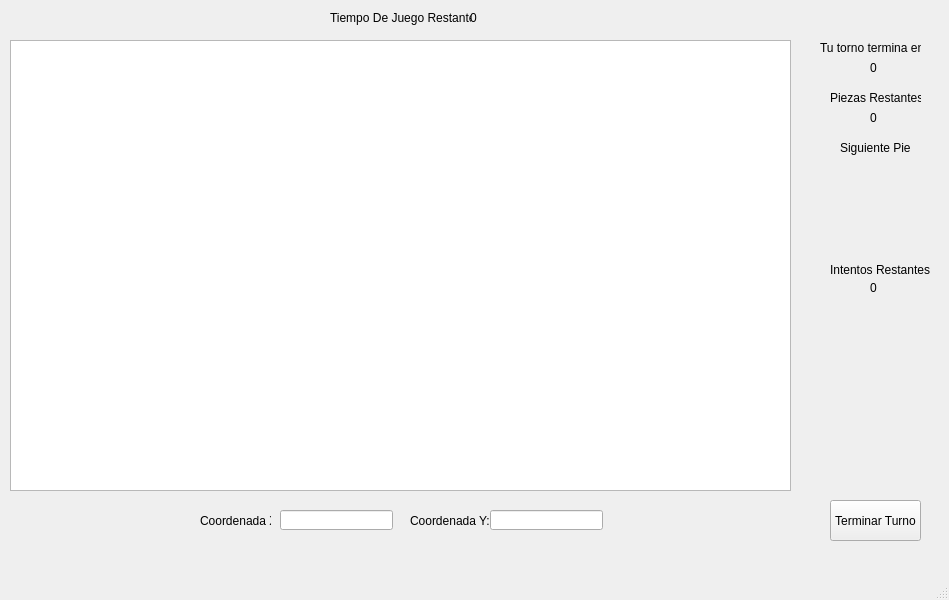
Before: the Qt Designer form GameView.ui in CamiloSincal/IPC2_Proyecto1_202000605, drawn with Qt 5.
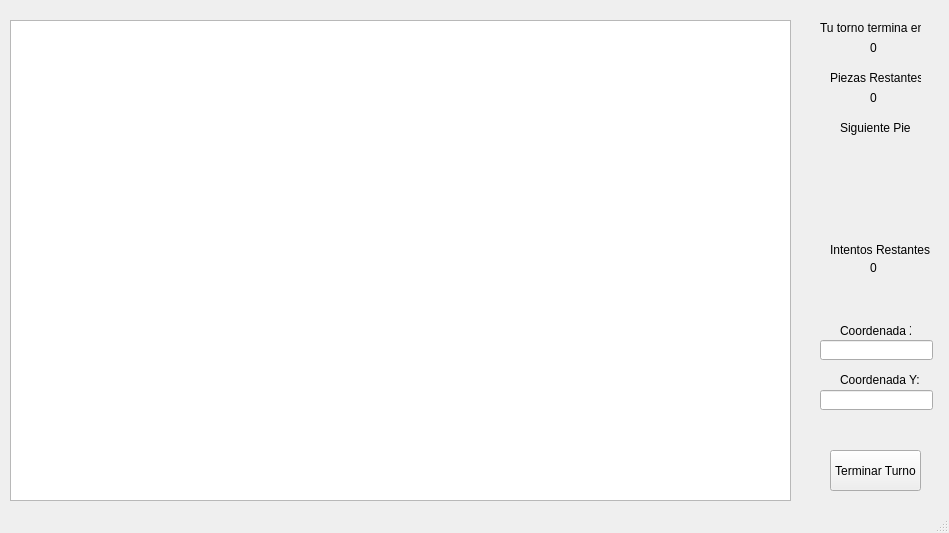
After: the same form once the commit is applied.

```diff
--- a/GameView.ui
+++ b/GameView.ui
@@ -7,7 +7,7 @@
     <x>0</x>
     <y>0</y>
     <width>949</width>
-    <height>600</height>
+    <height>533</height>
    </rect>
   </property>
   <property name="baseSize">
@@ -24,9 +24,9 @@
     <property name="geometry">
      <rect>
       <x>10</x>
-      <y>40</y>
+      <y>20</y>
       <width>781</width>
-      <height>451</height>
+      <height>481</height>
      </rect>
     </property>
     <property name="rowCount">
@@ -63,8 +63,8 @@
    <widget class="QLabel" name="label">
     <property name="geometry">
      <rect>
-      <x>200</x>
-      <y>510</y>
+      <x>840</x>
+      <y>320</y>
       <width>71</width>
       <height>21</height>
      </rect>
@@ -76,8 +76,8 @@
    <widget class="QLabel" name="label_2">
     <property name="geometry">
      <rect>
-      <x>410</x>
-      <y>511</y>
+      <x>840</x>
+      <y>370</y>
       <width>81</width>
       <height>20</height>
      </rect>
@@ -89,8 +89,8 @@
    <widget class="QLineEdit" name="Coordenada_X">
     <property name="geometry">
      <rect>
-      <x>280</x>
-      <y>510</y>
+      <x>820</x>
+      <y>340</y>
       <width>113</width>
       <height>20</height>
      </rect>
@@ -99,44 +99,18 @@
    <widget class="QLineEdit" name="Coordenada_Y">
     <property name="geometry">
      <rect>
-      <x>490</x>
-      <y>510</y>
+      <x>820</x>
+      <y>390</y>
       <width>113</width>
       <height>20</height>
      </rect>
     </property>
    </widget>
-   <widget class="QLabel" name="label_3">
-    <property name="geometry">
-     <rect>
-      <x>330</x>
-      <y>10</y>
-      <width>141</width>
-      <height>16</height>
-     </rect>
-    </property>
-    <property name="text">
-     <string>Tiempo De Juego Restante:</string>
-    </property>
-   </widget>
-   <widget class="QLabel" name="GeneralTimer">
-    <property name="geometry">
-     <rect>
-      <x>470</x>
-      <y>10</y>
-      <width>21</width>
-      <height>16</height>
-     </rect>
-    </property>
-    <property name="text">
-     <string>0</string>
-    </property>
-   </widget>
    <widget class="QLabel" name="label_4">
     <property name="geometry">
      <rect>
       <x>820</x>
-      <y>40</y>
+      <y>20</y>
       <width>101</width>
       <height>16</height>
      </rect>
@@ -149,7 +123,7 @@
     <property name="geometry">
      <rect>
       <x>870</x>
-      <y>60</y>
+      <y>40</y>
       <width>21</width>
       <height>16</height>
      </rect>
@@ -162,7 +136,7 @@
     <property name="geometry">
      <rect>
       <x>830</x>
-      <y>90</y>
+      <y>70</y>
       <width>91</width>
       <height>16</height>
      </rect>
@@ -175,7 +149,7 @@
     <property name="geometry">
      <rect>
       <x>870</x>
-      <y>110</y>
+      <y>90</y>
       <width>21</width>
       <height>16</height>
      </rect>
@@ -188,7 +162,7 @@
     <property name="geometry">
      <rect>
       <x>840</x>
-      <y>140</y>
+      <y>120</y>
       <width>71</width>
       <height>16</height>
      </rect>
@@ -201,7 +175,7 @@
     <property name="geometry">
      <rect>
       <x>830</x>
-      <y>500</y>
+      <y>450</y>
       <width>91</width>
       <height>41</height>
      </rect>
@@ -214,7 +188,7 @@
     <property name="geometry">
      <rect>
       <x>830</x>
-      <y>260</y>
+      <y>240</y>
       <width>101</width>
       <height>20</height>
      </rect>
@@ -227,7 +201,7 @@
     <property name="geometry">
      <rect>
       <x>870</x>
-      <y>280</y>
+      <y>260</y>
       <width>21</width>
       <height>16</height>
      </rect>
@@ -240,7 +214,7 @@
     <property name="geometry">
      <rect>
       <x>830</x>
-      <y>170</y>
+      <y>150</y>
       <width>71</width>
       <height>61</height>
      </rect>
```
